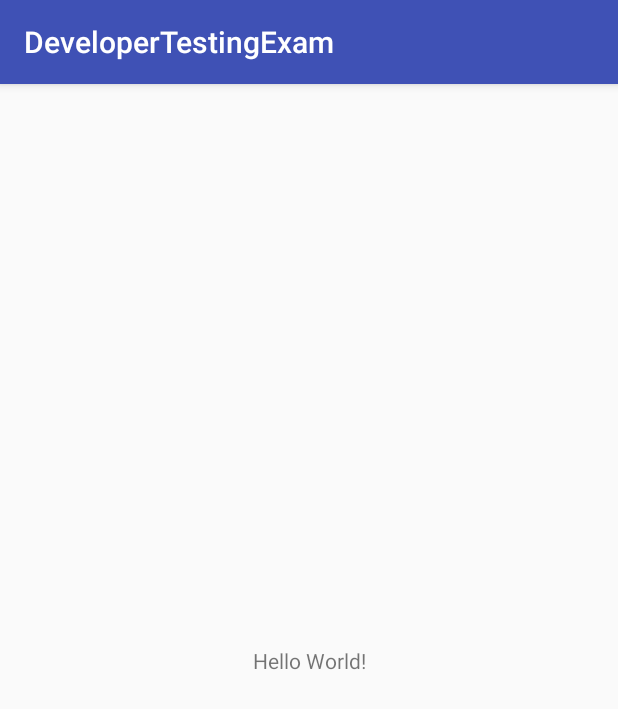
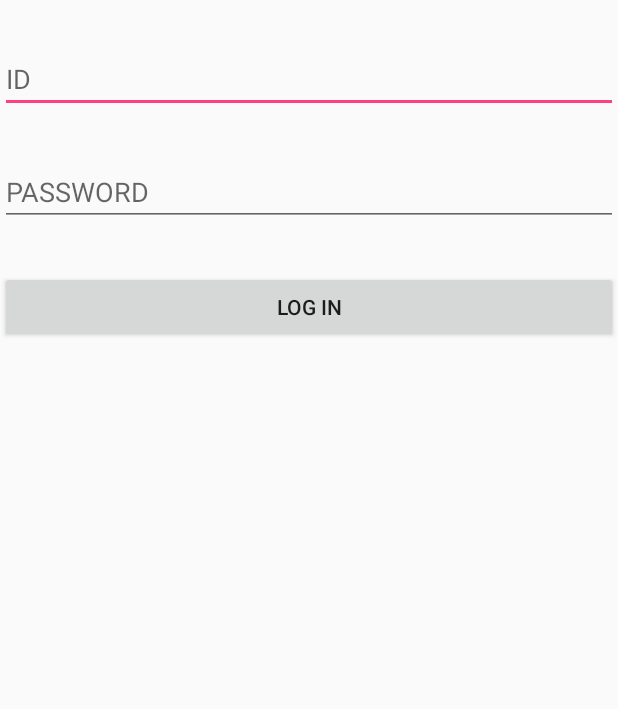
Before and after one commit to cho881020/DeveloperTestingExam, an Android app: the screen it shows after launch (MainActivity), on a phone screen of 412 x 824 dp. Shown: the top 709 px of the screen. Run offline under Robolectric (Android 15) with nearby library versions, the phone set to English and light mode, and no system bars.

Commit message:
받아오기

```diff
--- /dev/null
+++ b/app/src/main/java/kr/co/tjeit/developertestingexam/BaseActivity.java
@@ -0,0 +1,21 @@
+package kr.co.tjeit.developertestingexam;
+
+import android.content.Context;
+import android.support.v7.app.AppCompatActivity;
+
+/**
+ * Created by the on 2017-09-29.
+ */
+
+public abstract class BaseActivity extends AppCompatActivity {
+
+    Context mContext = this;
+
+
+    public abstract void setupEvents();
+
+    public abstract void setValues();
+
+    public abstract void bindViews();
+
+}
--- a/app/src/main/java/kr/co/tjeit/developertestingexam/MainActivity.java
+++ b/app/src/main/java/kr/co/tjeit/developertestingexam/MainActivity.java
@@ -1,13 +1,37 @@
 package kr.co.tjeit.developertestingexam;
 
-import android.support.v7.app.AppCompatActivity;
 import android.os.Bundle;
+import android.widget.EditText;
 
-public class MainActivity extends AppCompatActivity {
+public class MainActivity extends BaseActivity {
+
+    private android.widget.EditText idEdt;
+    private android.widget.EditText pwEdt;
 
     @Override
     protected void onCreate(Bundle savedInstanceState) {
         super.onCreate(savedInstanceState);
         setContentView(R.layout.activity_main);
+
+        bindViews();
+        setupEvents();
+        setValues();
+    }
+
+    @Override
+    public void setupEvents() {
+
+    }
+
+    @Override
+    public void setValues() {
+
+    }
+
+    @Override
+    public void bindViews() {
+        this.pwEdt = (EditText) findViewById(R.id.pwEdt);
+        this.idEdt = (EditText) findViewById(R.id.idEdt);
+
     }
 }
--- a/app/src/main/res/layout/activity_main.xml
+++ b/app/src/main/res/layout/activity_main.xml
@@ -1,18 +1,34 @@
 <?xml version="1.0" encoding="utf-8"?>
-<android.support.constraint.ConstraintLayout xmlns:android="http://schemas.android.com/apk/res/android"
+<LinearLayout xmlns:android="http://schemas.android.com/apk/res/android"
     xmlns:app="http://schemas.android.com/apk/res-auto"
     xmlns:tools="http://schemas.android.com/tools"
     android:layout_width="match_parent"
     android:layout_height="match_parent"
+    android:orientation="vertical"
     tools:context="kr.co.tjeit.developertestingexam.MainActivity">
 
-    <TextView
-        android:layout_width="wrap_content"
+
+    <EditText
+        android:id="@+id/idEdt"
+        android:layout_width="match_parent"
         android:layout_height="wrap_content"
-        android:text="Hello World!"
-        app:layout_constraintBottom_toBottomOf="parent"
-        app:layout_constraintLeft_toLeftOf="parent"
-        app:layout_constraintRight_toRightOf="parent"
-        app:layout_constraintTop_toTopOf="parent" />
+        android:layout_marginTop="30dp"
+        android:hint="ID"
+        android:inputType="textEmailAddress" />
 
-</android.support.constraint.ConstraintLayout>
+    <EditText
+        android:id="@+id/pwEdt"
+        android:layout_width="match_parent"
+        android:layout_height="wrap_content"
+        android:layout_marginTop="30dp"
+        android:hint="PASSWORD"
+        android:inputType="textPassword" />
+
+    <Button
+        android:id="@+id/loginBtn"
+        android:layout_width="match_parent"
+        android:layout_height="wrap_content"
+        android:layout_marginTop="30dp"
+        android:text="log in" />
+
+</LinearLayout>
--- a/app/src/main/res/values/styles.xml
+++ b/app/src/main/res/values/styles.xml
@@ -1,7 +1,7 @@
 <resources>
 
     <!-- Base application theme. -->
-    <style name="AppTheme" parent="Theme.AppCompat.Light.DarkActionBar">
+    <style name="AppTheme" parent="Theme.AppCompat.Light.NoActionBar">
         <!-- Customize your theme here. -->
         <item name="colorPrimary">@color/colorPrimary</item>
         <item name="colorPrimaryDark">@color/colorPrimaryDark</item>
```
